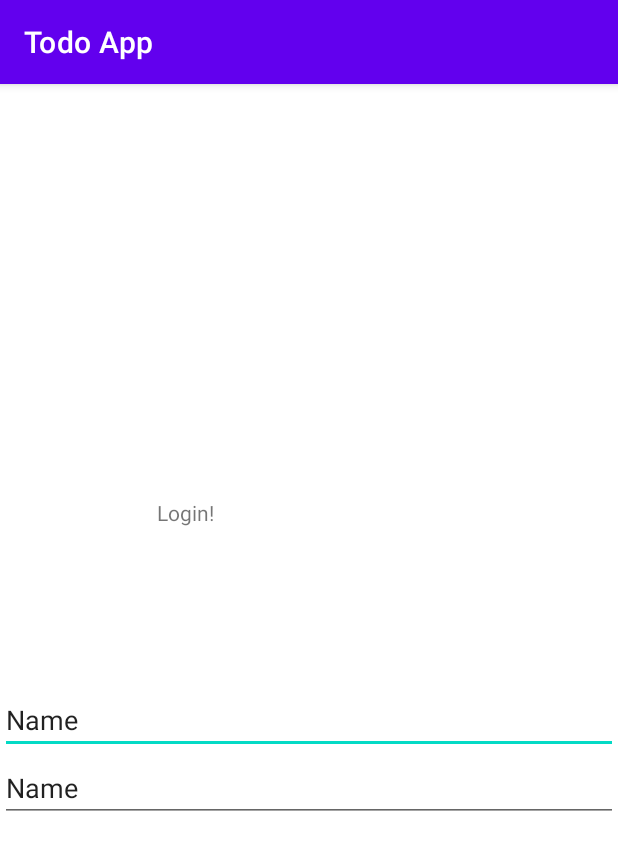
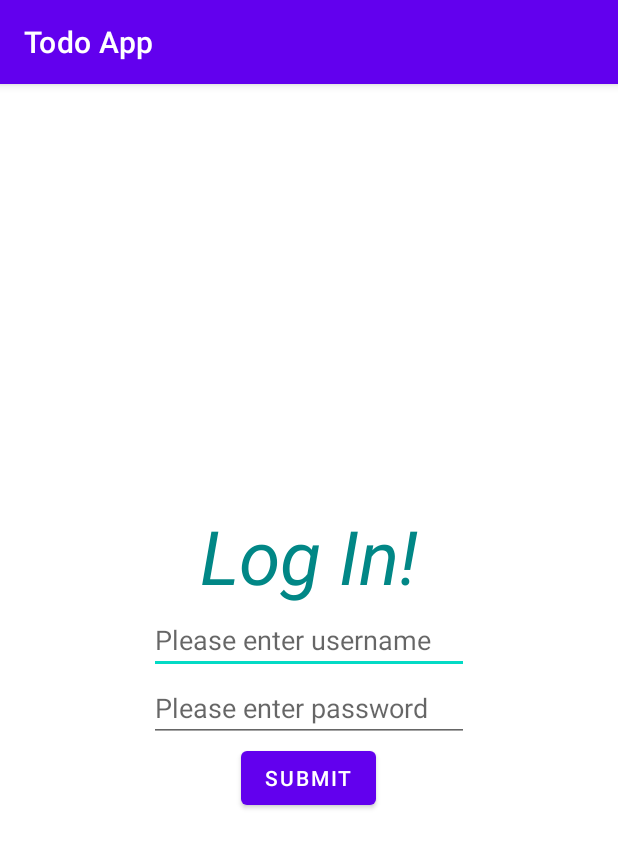
Before and after one commit to anthonyerus/Todo_App, an Android app: the screen it shows after launch (MainActivity), on a phone screen of 412 x 824 dp. Shown: the top 850 px of the screen. Run offline under Robolectric (Android 15) with nearby library versions, the phone set to English and light mode, and no system bars.

Commit message:
intent use

```diff
--- a/app/src/main/AndroidManifest.xml
+++ b/app/src/main/AndroidManifest.xml
@@ -9,6 +9,7 @@
         android:roundIcon="@mipmap/ic_launcher_round"
         android:supportsRtl="true"
         android:theme="@style/Theme.TodoApp">
+        <activity android:name=".HomeActivity"></activity>
         <activity android:name=".MainActivity">
             <intent-filter>
                 <action android:name="android.intent.action.MAIN" />
--- a/app/src/main/java/com/anthony/todoapp/MainActivity.kt
+++ b/app/src/main/java/com/anthony/todoapp/MainActivity.kt
@@ -1,11 +1,52 @@
 package com.anthony.todoapp
 
+import android.content.Intent
 import androidx.appcompat.app.AppCompatActivity
 import android.os.Bundle
+import android.widget.Button
+import android.widget.EditText
+import android.widget.Toast
 
 class MainActivity : AppCompatActivity() {
+    val validUsername = "admin"
+    val validPassword = "admin"
+
+    private lateinit var usernameInput: EditText
+    private lateinit var passwordInput: EditText
+    private lateinit var submitButon: Button
+
+
     override fun onCreate(savedInstanceState: Bundle?) {
         super.onCreate(savedInstanceState)
         setContentView(R.layout.activity_main)
+
+        usernameInput = findViewById(R.id.usernameInput)
+        passwordInput = findViewById(R.id.passwordInput)
+        submitButon = findViewById(R.id.SubmitBotton)
+
+        submitButon.setOnClickListener {
+        val username = usernameInput.text.toString()
+        val password = passwordInput.text.toString()
+
+        login(username, password)}
+    }
+
+    private fun login(username: String, password: String){
+        if (isValidCredentials(username, password)){
+            val intent: Intent = Intent(this, HomeActivity::class.java)
+            intent.putExtra("name", username)
+            startActivity(intent)
+
+
+    }else{
+        Toast.makeText(applicationContext, "something went wrong", Toast.LENGTH_SHORT).show()
+
+    }
+    }
+
+    private fun isValidCredentials(username: String, password: String):Boolean{
+        if(username == validUsername && password == validPassword) return true
+        return false
+
     }
 }
--- a/app/src/main/res/layout/activity_main.xml
+++ b/app/src/main/res/layout/activity_main.xml
@@ -9,24 +9,35 @@
     tools:context=".MainActivity">
 
     <TextView
-        android:layout_width="202dp"
-        android:layout_height="125dp"
-        android:text="Login!" />
+        android:layout_width="wrap_content"
+        android:layout_height="wrap_content"
+        android:text="Log In!"
+        android:textColor="@color/teal_700"
+        android:textStyle="italic"
+        android:textSize="50sp"/>
 
-
-    git<EditText
-        android:id="@+id/usernameinput"
-        android:layout_width="match_parent"
+    <EditText
+        android:id="@+id/usernameInput"
+        android:layout_width="wrap_content"
         android:layout_height="wrap_content"
         android:ems="10"
         android:inputType="textPersonName"
-        android:text="Name" />
+        android:hint="Please enter username"
+        android:autofillHints="please enter password"/>
 
     <EditText
-        android:id="@+id/usernameInput"
-        android:layout_width="match_parent"
+        android:id="@+id/passwordInput"
+        android:layout_width="wrap_content"
         android:layout_height="wrap_content"
         android:ems="10"
-        android:inputType="textPersonName"
-        android:text="Name" />
+        android:inputType="textPassword"
+        android:hint="Please enter password"/>
+
+    <Button
+        android:id="@+id/SubmitBotton"
+        android:layout_width="wrap_content"
+        android:layout_height="wrap_content"
+        android:text="Submit" />
+
+
 </LinearLayout>
```
Also changed, not shown: app/src/main/java/com/anthony/todoapp/HomeActivity.kt (added, +20 -0 lines), app/src/main/res/layout/activity_home.xml (added, +20 -0 lines).
